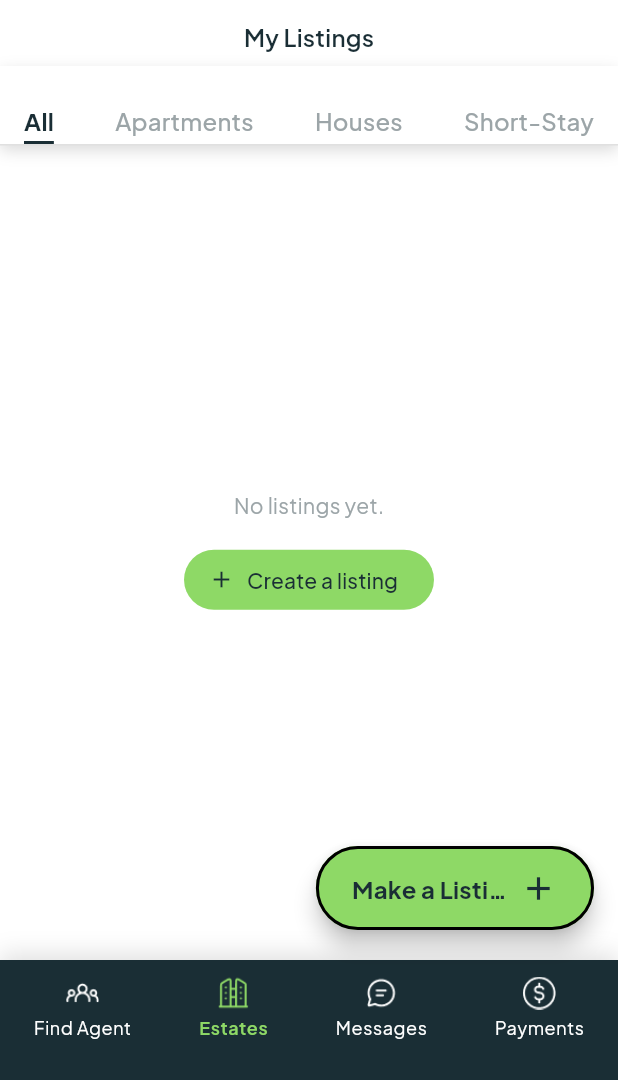
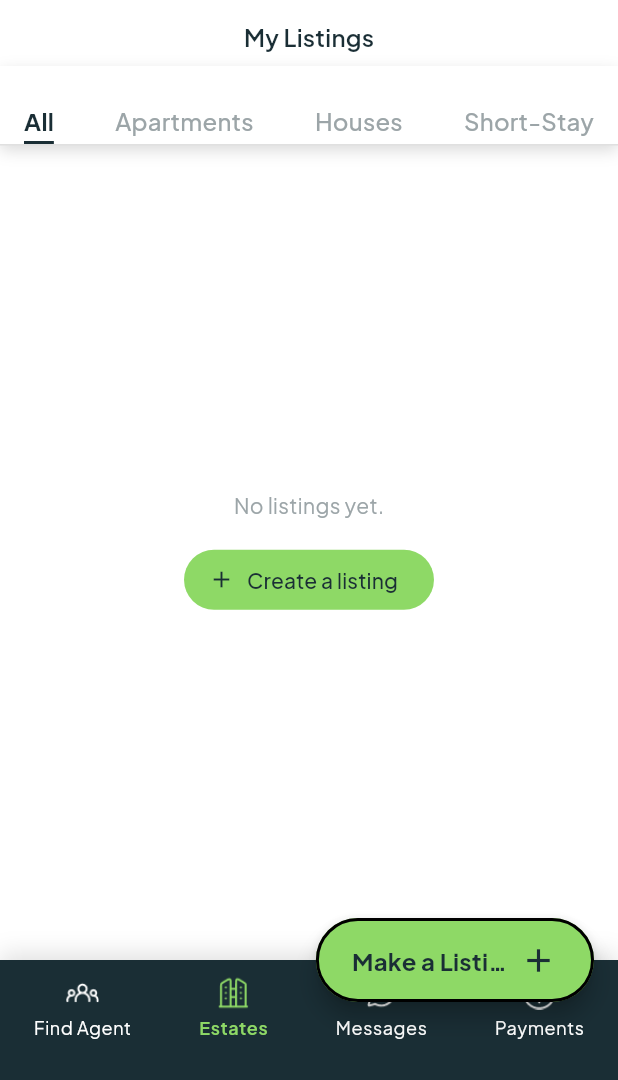
Before and after one commit to mnelson-1/expat_homes, a Flutter app: the LandlordHomeScreen screen opened directly, item 2 of the bottom bar chosen, on a phone screen of 412 x 824 dp, the part 156-1236 px from its top. Run offline on Flutter 3.47's test engine with Material 3 defaults, Android fonts, the phone set to English and light mode, and no system bars; our stand-ins replace cloud_firestore, firebase_auth, firebase_core, firebase_storage, google_fonts, image_picker; accounts and stored records are empty.

```diff
--- a/expat_app/lib/screens/landlord_home_screen.dart
+++ b/expat_app/lib/screens/landlord_home_screen.dart
@@ -359,12 +359,11 @@ Widget _buildMakeListingButton(BuildContext context, TextTheme textTheme) {
   const accentGreen = _LandlordHomeColors.accentGreen;
   final width = MediaQuery.of(context).size.width;
 
-  // Use Builder so Navigator uses the correct context (under MaterialApp).
+  // Builder gives correct context for Navigator. Avoid Transform.translate here —
+  // it moves the button visually but hit-testing stays in the original place, so taps miss.
   return Builder(
     builder: (ctx) {
-      return Transform.translate(
-        offset: const Offset(0, -48),
-        child: SizedBox(
+      return SizedBox(
         height: 56,
         width: width * 0.45,
         child: ElevatedButton(
@@ -409,7 +408,6 @@ Widget _buildMakeListingButton(BuildContext context, TextTheme textTheme) {
                 color: bodyText,
               ),
             ],
-            ),
           ),
         ),
       );
```
Also changed, not shown: expat_app/lib/screens/expat_home_screen.dart (+8 -2 lines). Lines whose indentation alone changed are shown as unchanged.
